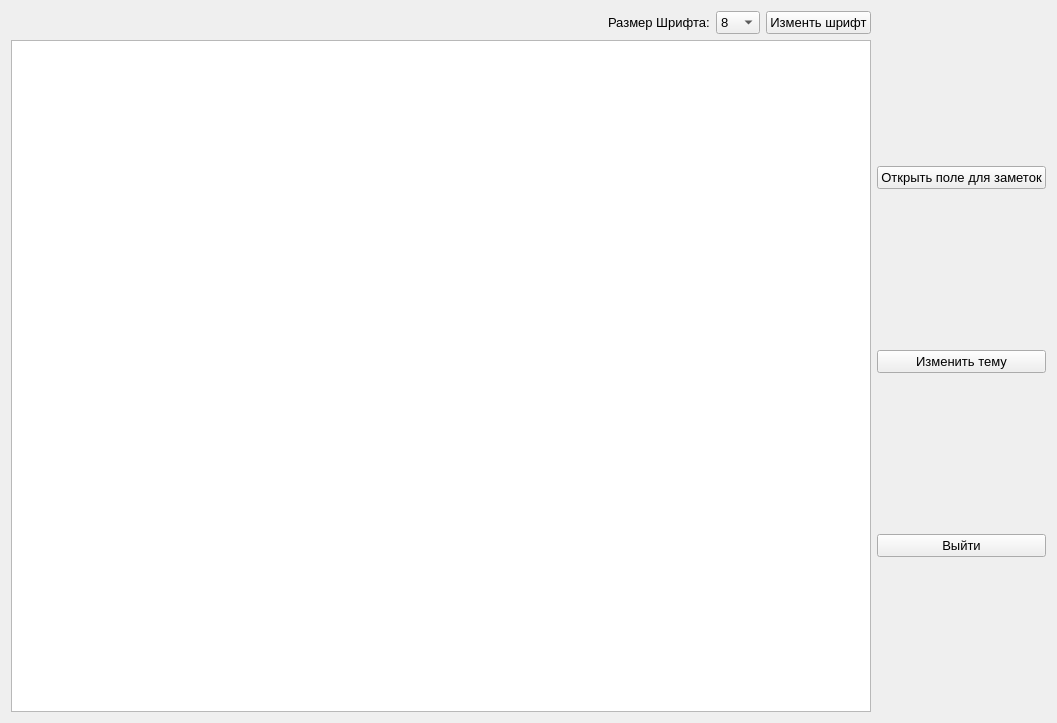
Before: the Qt Designer form project/Read_full_screen.ui in ScaryOrange/PyQt5_Project, drawn with Qt 5.
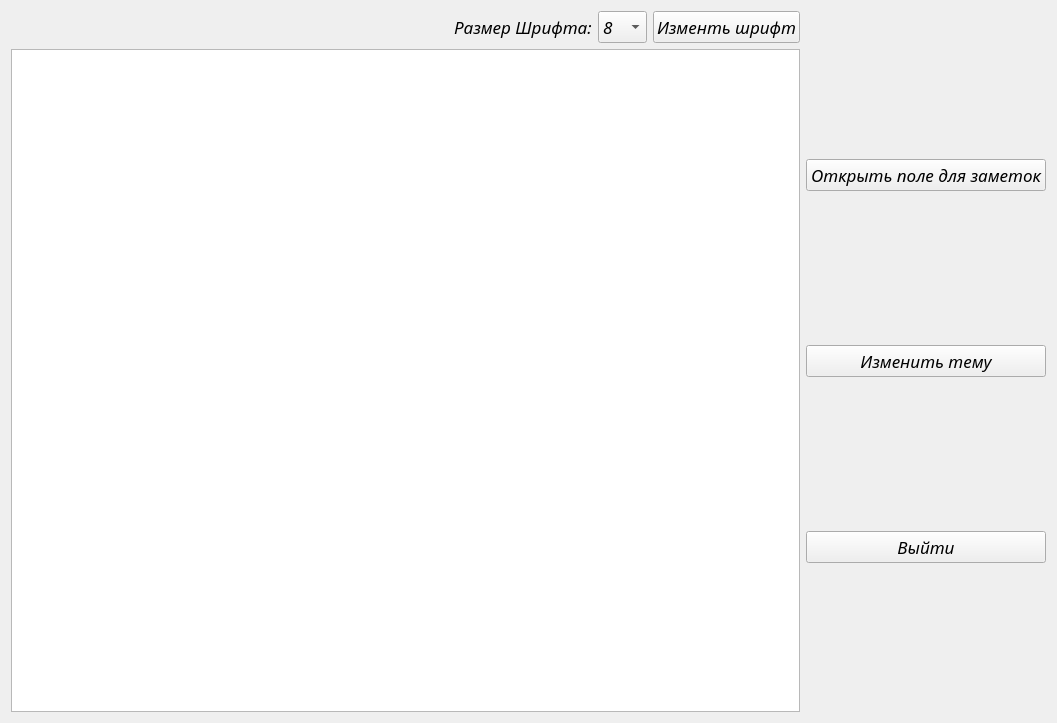
After: the same form once the commit is applied.

```diff
--- a/project/Read_full_screen.ui
+++ b/project/Read_full_screen.ui
@@ -35,7 +35,9 @@
         <widget class="QLabel" name="label">
          <property name="font">
           <font>
-           <pointsize>10</pointsize>
+           <family>Monotype Corsiva</family>
+           <pointsize>13</pointsize>
+           <italic>true</italic>
           </font>
          </property>
          <property name="text">
@@ -47,7 +49,9 @@
         <widget class="QComboBox" name="comboBox">
          <property name="font">
           <font>
-           <pointsize>10</pointsize>
+           <family>Monotype Corsiva</family>
+           <pointsize>13</pointsize>
+           <italic>true</italic>
           </font>
          </property>
          <item>
@@ -141,7 +145,9 @@
         <widget class="QPushButton" name="btn_font">
          <property name="font">
           <font>
-           <pointsize>10</pointsize>
+           <family>Monotype Corsiva</family>
+           <pointsize>13</pointsize>
+           <italic>true</italic>
           </font>
          </property>
          <property name="text">
@@ -169,7 +175,9 @@
       <widget class="QPushButton" name="btn_remark">
        <property name="font">
         <font>
-         <pointsize>10</pointsize>
+         <family>Monotype Corsiva</family>
+         <pointsize>13</pointsize>
+         <italic>true</italic>
         </font>
        </property>
        <property name="text">
@@ -181,7 +189,9 @@
       <widget class="QPushButton" name="btn_theme">
        <property name="font">
         <font>
-         <pointsize>10</pointsize>
+         <family>Monotype Corsiva</family>
+         <pointsize>13</pointsize>
+         <italic>true</italic>
         </font>
        </property>
        <property name="text">
@@ -193,7 +203,9 @@
       <widget class="QPushButton" name="btn_close">
        <property name="font">
         <font>
-         <pointsize>10</pointsize>
+         <family>Monotype Corsiva</family>
+         <pointsize>13</pointsize>
+         <italic>true</italic>
         </font>
        </property>
        <property name="text">
```
